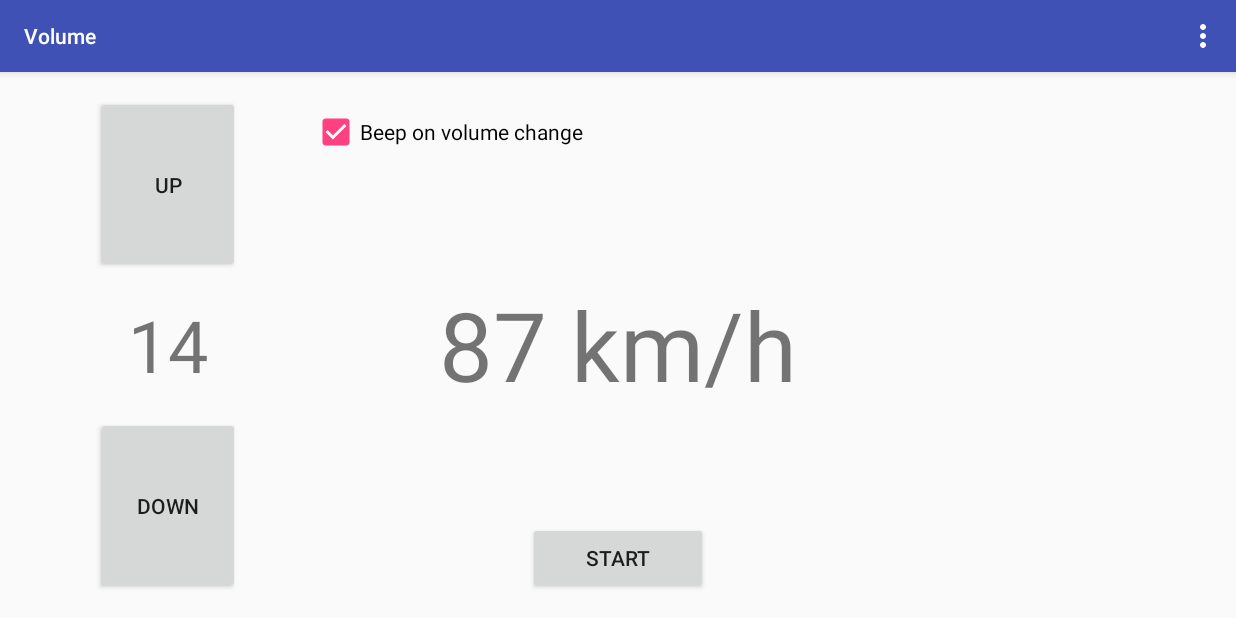
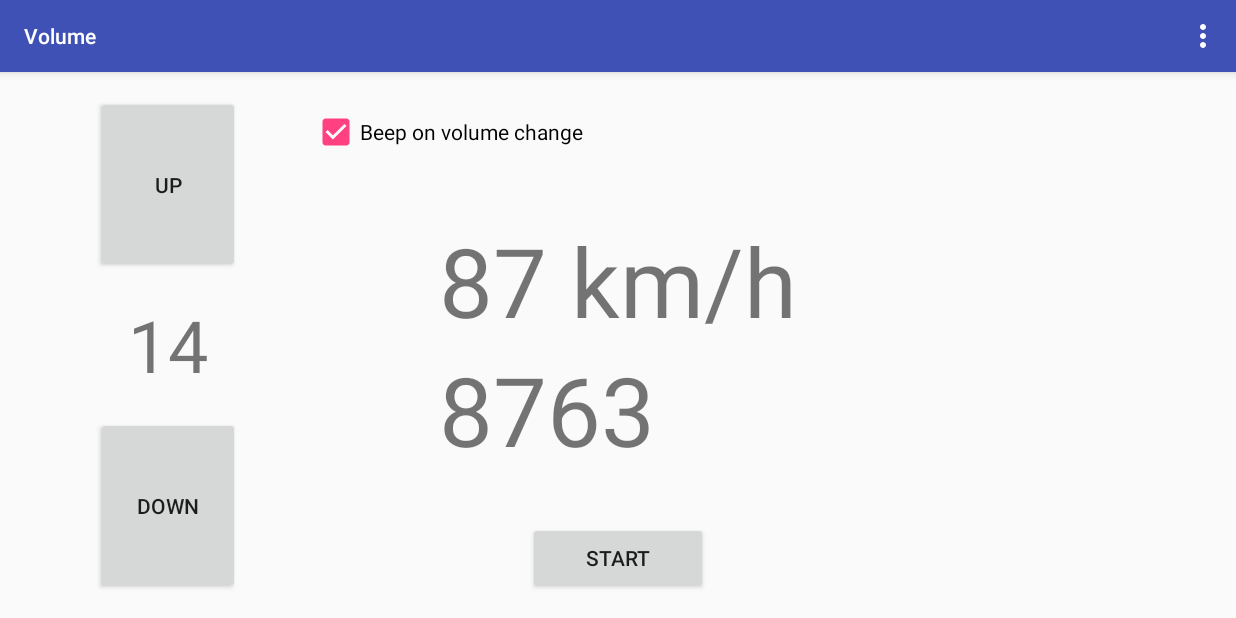
Before and after one commit to simmlemming/volume, an Android app: the screen it shows after launch (MainActivity), on a phone screen of 824 x 412 dp (held sideways). Run offline under Robolectric (Android 15) with nearby library versions, the phone set to English and light mode, and no system bars; 4 statements that could not run were skipped.

Commit message:
Application measures noise level.

```diff
--- a/app/build.gradle
+++ b/app/build.gradle
@@ -26,7 +26,9 @@ android {
 
 dependencies {
     compile fileTree(dir: 'libs', include: ['*.jar'])
+    compile 'com.android.support:appcompat-v7:22.2.1'
+//    compile 'com.google.guava:guava:19.0'
+
     testCompile 'org.mockito:mockito-core:1.9.5'
     testCompile 'junit:junit:4.12'
-    compile 'com.android.support:appcompat-v7:22.2.1'
 }
--- a/app/src/main/AndroidManifest.xml
+++ b/app/src/main/AndroidManifest.xml
@@ -4,6 +4,7 @@
 
     <uses-permission android:name="android.permission.ACCESS_FINE_LOCATION" />
     <uses-permission android:name="android.permission.WRITE_EXTERNAL_STORAGE" />
+    <uses-permission android:name="android.permission.RECORD_AUDIO" />
 
     <application
         android:allowBackup="true"
--- a/app/src/main/java/org/volume/MainActivity.java
+++ b/app/src/main/java/org/volume/MainActivity.java
@@ -22,7 +22,7 @@ import static android.media.AudioManager.ADJUST_LOWER;
 import static android.media.AudioManager.ADJUST_RAISE;
 
 public class MainActivity extends AppCompatActivity implements SpeedService.SpeedServiceListener, SharedPreferences.OnSharedPreferenceChangeListener {
-    private TextView speedView, volLevelView, speedThresholdsView;
+    private TextView speedView, noiseView, volLevelView, speedThresholdsView;
     private CheckBox beepView;
     private Button startStopView;
 
@@ -103,6 +103,7 @@ public class MainActivity extends AppCompatActivity implements SpeedService.Spee
         setContentView(R.layout.activity_main);
 
         speedView = (TextView) findViewById(R.id.speed);
+        noiseView = (TextView) findViewById(R.id.noise);
         speedThresholdsView = (TextView) findViewById(R.id.speed_thresholds);
         volLevelView = (TextView) findViewById(R.id.vol_level);
         startStopView = (Button) findViewById(R.id.stop);
@@ -151,8 +152,12 @@ public class MainActivity extends AppCompatActivity implements SpeedService.Spee
     public void onSpeedUpdate(int newSpeed) {
         if (newSpeed == SpeedManager.SPEED_UNKNOWN) {
             speedView.setText("- km/h");
+            noiseView.setText("-");
         } else {
             speedView.setText(newSpeed + " km/h");
+            int noise = speedService.getNoiseManager().getCurrentNoiseLevel();
+            long noiseDb = speedService.getNoiseManager().getCurrentNoiseLevelDb();
+            noiseView.setText(noise + " [" + noiseDb + " dB]");
         }
     }
 
@@ -164,6 +169,10 @@ public class MainActivity extends AppCompatActivity implements SpeedService.Spee
     @Override
     public void onStateUpdate(boolean isListening) {
         startStopView.setText(isListening ? "STOP" : "START");
+        if (!isListening) {
+            speedView.setText("- km/h");
+            noiseView.setText("-");
+        }
     }
 
     @Override
--- a/app/src/main/res/layout/activity_main.xml
+++ b/app/src/main/res/layout/activity_main.xml
@@ -13,19 +13,32 @@
         android:id="@+id/speed_thresholds"
         android:layout_width="wrap_content"
         android:layout_height="wrap_content"
+        android:layout_alignParentRight="true"
         android:layout_alignParentTop="true"
-        android:layout_alignParentRight="true"
         android:text="20,45,85"
         android:textSize="18sp" />
 
-    <TextView
-        android:id="@+id/speed"
+    <LinearLayout
         android:layout_width="wrap_content"
         android:layout_height="wrap_content"
         android:layout_centerHorizontal="true"
         android:layout_centerInParent="true"
-        android:text="87 km/h"
-        android:textSize="64sp" />
+        android:orientation="vertical">
+
+        <TextView
+            android:id="@+id/speed"
+            android:layout_width="wrap_content"
+            android:layout_height="wrap_content"
+            android:text="87 km/h"
+            android:textSize="64sp" />
+
+        <TextView
+            android:id="@+id/noise"
+            android:layout_width="wrap_content"
+            android:layout_height="wrap_content"
+            android:text="8763"
+            android:textSize="64sp" />
+    </LinearLayout>
 
     <Button
         android:id="@+id/stop"
```
Also changed, not shown: app/src/main/java/org/volume/NoiseManager.java (added, +85 -0 lines), app/src/main/java/org/volume/SpeedService.java (+15 -1 lines).
